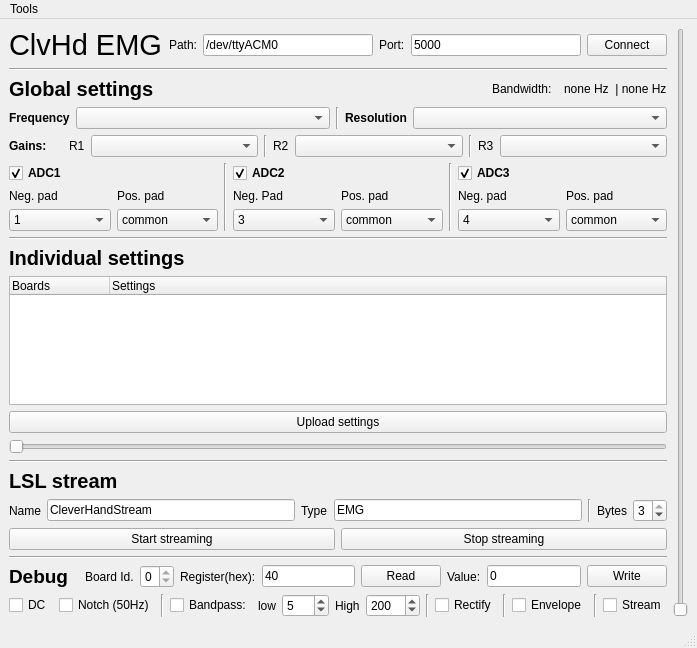
Aightech/Cleverhand-configGUI, file forms/mainwindow.ui: the form before one commit.
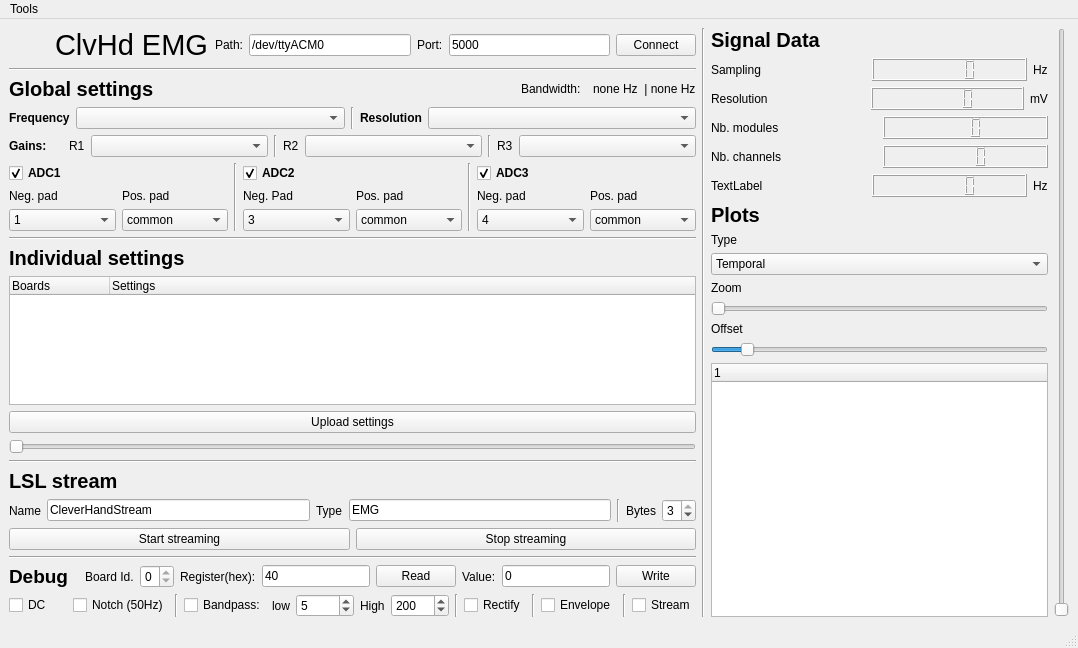
The form after the commit.

Commit message: some updates in the plotting and data displaying

```diff
--- a/forms/mainwindow.ui
+++ b/forms/mainwindow.ui
@@ -6,7 +6,7 @@
    <rect>
     <x>0</x>
     <y>0</y>
-    <width>697</width>
+    <width>1078</width>
     <height>648</height>
    </rect>
   </property>
@@ -27,6 +27,28 @@
         </property>
         <item>
          <layout class="QHBoxLayout" name="horizontalLayout_3">
+          <item>
+           <widget class="QPushButton" name="pushButton_logo">
+            <property name="sizePolicy">
+             <sizepolicy hsizetype="Fixed" vsizetype="Fixed">
+              <horstretch>0</horstretch>
+              <verstretch>0</verstretch>
+             </sizepolicy>
+            </property>
+            <property name="maximumSize">
+             <size>
+              <width>50</width>
+              <height>16777215</height>
+             </size>
+            </property>
+            <property name="text">
+             <string/>
+            </property>
+            <property name="flat">
+             <bool>true</bool>
+            </property>
+           </widget>
+          </item>
           <item>
            <widget class="QLabel" name="label">
             <property name="font">
@@ -1084,6 +1106,296 @@
         </item>
        </layout>
       </item>
+      <item>
+       <widget class="Line" name="line_14">
+        <property name="orientation">
+         <enum>Qt::Vertical</enum>
+        </property>
+       </widget>
+      </item>
+      <item>
+       <layout class="QVBoxLayout" name="verticalLayout_sigData">
+        <item>
+         <widget class="QLabel" name="label_18">
+          <property name="font">
+           <font>
+            <pointsize>15</pointsize>
+            <bold>true</bold>
+           </font>
+          </property>
+          <property name="text">
+           <string>Signal Data</string>
+          </property>
+         </widget>
+        </item>
+        <item>
+         <layout class="QHBoxLayout" name="horizontalLayout_11">
+          <item>
+           <widget class="QLabel" name="label_19">
+            <property name="text">
+             <string>Sampling</string>
+            </property>
+           </widget>
+          </item>
+          <item>
+           <widget class="QLCDNumber" name="lcdNumber_samplingRate">
+            <property name="sizePolicy">
+             <sizepolicy hsizetype="Minimum" vsizetype="Minimum">
+              <horstretch>0</horstretch>
+              <verstretch>0</verstretch>
+             </sizepolicy>
+            </property>
+            <property name="font">
+             <font>
+              <pointsize>13</pointsize>
+              <bold>true</bold>
+             </font>
+            </property>
+            <property name="smallDecimalPoint">
+             <bool>false</bool>
+            </property>
+            <property name="digitCount">
+             <number>5</number>
+            </property>
+           </widget>
+          </item>
+          <item>
+           <widget class="QLabel" name="label_22">
+            <property name="sizePolicy">
+             <sizepolicy hsizetype="Fixed" vsizetype="Preferred">
+              <horstretch>0</horstretch>
+              <verstretch>0</verstretch>
+             </sizepolicy>
+            </property>
+            <property name="text">
+             <string>Hz</string>
+            </property>
+           </widget>
+          </item>
+         </layout>
+        </item>
+        <item>
+         <layout class="QHBoxLayout" name="horizontalLayout_17">
+          <item>
+           <widget class="QLabel" name="label_26">
+            <property name="text">
+             <string>Resolution</string>
+            </property>
+           </widget>
+          </item>
+          <item>
+           <widget class="QLCDNumber" name="lcdNumber_resolution">
+            <property name="sizePolicy">
+             <sizepolicy hsizetype="Minimum" vsizetype="Minimum">
+              <horstretch>0</horstretch>
+              <verstretch>0</verstretch>
+             </sizepolicy>
+            </property>
+            <property name="smallDecimalPoint">
+             <bool>false</bool>
+            </property>
+            <property name="digitCount">
+             <number>5</number>
+            </property>
+            <property name="value" stdset="0">
+             <double>0.000000000000000</double>
+            </property>
+           </widget>
+          </item>
+          <item>
+           <widget class="QLabel" name="label_27">
+            <property name="sizePolicy">
+             <sizepolicy hsizetype="Fixed" vsizetype="Preferred">
+              <horstretch>0</horstretch>
+              <verstretch>0</verstretch>
+             </sizepolicy>
+            </property>
+            <property name="text">
+             <string>mV</string>
+            </property>
+           </widget>
+          </item>
+         </layout>
+        </item>
+        <item>
+         <layout class="QHBoxLayout" name="horizontalLayout_12">
+          <item>
+           <widget class="QLabel" name="label_24">
+            <property name="text">
+             <string>Nb. modules</string>
+            </property>
+           </widget>
+          </item>
+          <item>
+           <widget class="QLCDNumber" name="lcdNumber_nbModules">
+            <property name="sizePolicy">
+             <sizepolicy hsizetype="Minimum" vsizetype="Minimum">
+              <horstretch>0</horstretch>
+              <verstretch>0</verstretch>
+             </sizepolicy>
+            </property>
+            <property name="digitCount">
+             <number>3</number>
+            </property>
+           </widget>
+          </item>
+         </layout>
+        </item>
+        <item>
+         <layout class="QHBoxLayout" name="horizontalLayout_16">
+          <item>
+           <widget class="QLabel" name="label_25">
+            <property name="text">
+             <string>Nb. channels</string>
+            </property>
+           </widget>
+          </item>
+          <item>
+           <widget class="QLCDNumber" name="lcdNumber_nbChannels">
+            <property name="sizePolicy">
+             <sizepolicy hsizetype="Minimum" vsizetype="Minimum">
+              <horstretch>0</horstretch>
+              <verstretch>0</verstretch>
+             </sizepolicy>
+            </property>
+            <property name="digitCount">
+             <number>4</number>
+            </property>
+           </widget>
+          </item>
+         </layout>
+        </item>
+        <item>
+         <layout class="QHBoxLayout" name="horizontalLayout_10">
+          <item>
+           <widget class="QLabel" name="label_32">
+            <property name="text">
+             <string>TextLabel</string>
+            </property>
+           </widget>
+          </item>
+          <item>
+           <widget class="QLCDNumber" name="lcdNumber_filteringFS"/>
+          </item>
+          <item>
+           <widget class="QLabel" name="label_31">
+            <property name="sizePolicy">
+             <sizepolicy hsizetype="Fixed" vsizetype="Preferred">
+              <horstretch>0</horstretch>
+              <verstretch>0</verstretch>
+             </sizepolicy>
+            </property>
+            <property name="text">
+             <string>Hz</string>
+            </property>
+           </widget>
+          </item>
+         </layout>
+        </item>
+        <item>
+         <layout class="QVBoxLayout" name="verticalLayout_8">
+          <item>
+           <widget class="QLabel" name="label_23">
+            <property name="font">
+             <font>
+              <pointsize>15</pointsize>
+              <bold>true</bold>
+             </font>
+            </property>
+            <property name="text">
+             <string>Plots</string>
+            </property>
+           </widget>
+          </item>
+          <item>
+           <layout class="QVBoxLayout" name="verticalLayout_15">
+            <item>
+             <widget class="QLabel" name="label_28">
+              <property name="text">
+               <string>Type</string>
+              </property>
+             </widget>
+            </item>
+            <item>
+             <widget class="QComboBox" name="comboBox_plotType">
+              <item>
+               <property name="text">
+                <string>Temporal</string>
+               </property>
+              </item>
+              <item>
+               <property name="text">
+                <string>Frequencial</string>
+               </property>
+              </item>
+              <item>
+               <property name="text">
+                <string>Energy</string>
+               </property>
+              </item>
+             </widget>
+            </item>
+           </layout>
+          </item>
+          <item>
+           <layout class="QVBoxLayout" name="verticalLayout_16">
+            <item>
+             <widget class="QLabel" name="label_29">
+              <property name="text">
+               <string>Zoom</string>
+              </property>
+             </widget>
+            </item>
+            <item>
+             <widget class="QSlider" name="horizontalSlider_zoomPlot">
+              <property name="minimum">
+               <number>1</number>
+              </property>
+              <property name="maximum">
+               <number>300</number>
+              </property>
+              <property name="orientation">
+               <enum>Qt::Horizontal</enum>
+              </property>
+             </widget>
+            </item>
+           </layout>
+          </item>
+          <item>
+           <layout class="QVBoxLayout" name="verticalLayout_17">
+            <item>
+             <widget class="QLabel" name="label_30">
+              <property name="text">
+               <string>Offset</string>
+              </property>
+             </widget>
+            </item>
+            <item>
+             <widget class="QSlider" name="horizontalSlider_offsetPlot">
+              <property name="minimum">
+               <number>-500</number>
+              </property>
+              <property name="maximum">
+               <number>5000</number>
+              </property>
+              <property name="orientation">
+               <enum>Qt::Horizontal</enum>
+              </property>
+             </widget>
+            </item>
+           </layout>
+          </item>
+          <item>
+           <widget class="QTreeWidget" name="treeWidget_data">
+            <attribute name="headerMinimumSectionSize">
+             <number>20</number>
+            </attribute>
+           </widget>
+          </item>
+         </layout>
+        </item>
+       </layout>
+      </item>
      </layout>
     </item>
     <item row="0" column="2">
@@ -1106,7 +1418,7 @@
     <rect>
      <x>0</x>
      <y>0</y>
-     <width>697</width>
+     <width>1078</width>
      <height>22</height>
     </rect>
    </property>
```
The commit also changes 5 other files.
